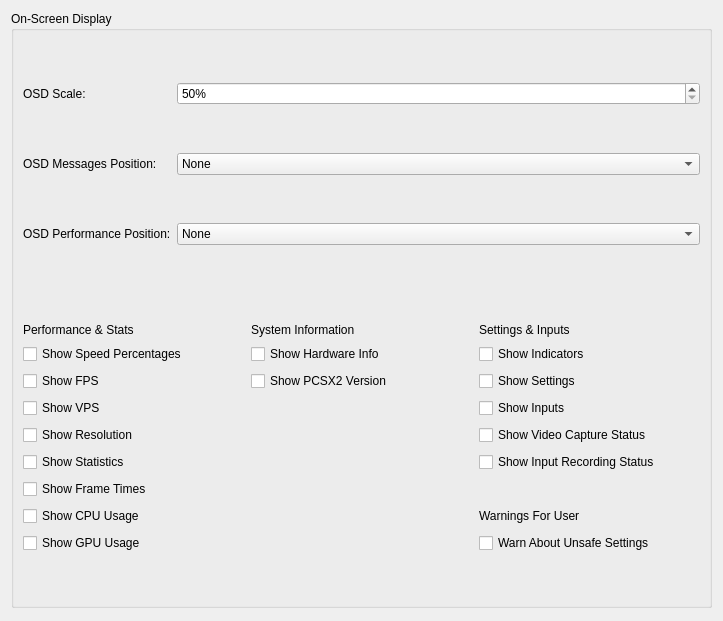
Qt form pcsx2-qt/Settings/GraphicsOnScreenDisplaySettingsTab.ui (PCSX2/pcsx2) before a commit.
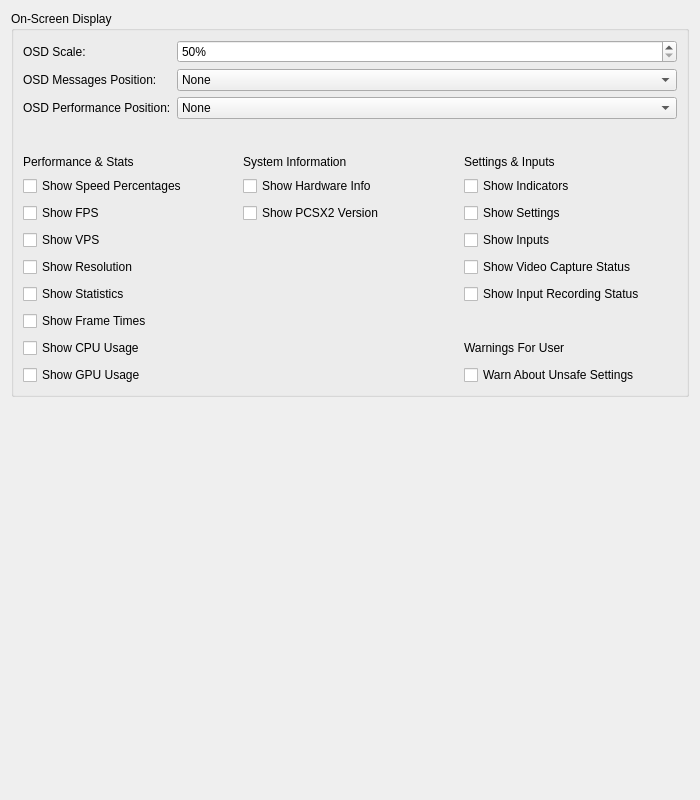
The same form after that commit.

Commit message: Qt: Fix various settings window layout issues

Diff of the .ui file:
```diff
--- a/pcsx2-qt/Settings/GraphicsOnScreenDisplaySettingsTab.ui
+++ b/pcsx2-qt/Settings/GraphicsOnScreenDisplaySettingsTab.ui
@@ -6,8 +6,8 @@
    <rect>
     <x>0</x>
     <y>0</y>
-    <width>722</width>
-    <height>621</height>
+    <width>700</width>
+    <height>800</height>
    </rect>
   </property>
   <property name="windowTitle">
@@ -155,12 +155,6 @@
         </item>
         <item row="0" column="1">
          <widget class="QLabel" name="Column1_SystemInformation">
-          <property name="sizePolicy">
-           <sizepolicy hsizetype="Preferred" vsizetype="Fixed">
-            <horstretch>0</horstretch>
-            <verstretch>0</verstretch>
-           </sizepolicy>
-          </property>
           <property name="text">
            <string>System Information</string>
           </property>
@@ -189,12 +183,6 @@
         </item>
         <item row="0" column="0">
          <widget class="QLabel" name="Column0_PerformanceAndStats">
-          <property name="sizePolicy">
-           <sizepolicy hsizetype="Preferred" vsizetype="Fixed">
-            <horstretch>0</horstretch>
-            <verstretch>0</verstretch>
-           </sizepolicy>
-          </property>
           <property name="text">
            <string>Performance &amp; Stats</string>
           </property>
@@ -258,12 +246,6 @@
         </item>
         <item row="0" column="2">
          <widget class="QLabel" name="Column2_SettingsAndInputs">
-          <property name="sizePolicy">
-           <sizepolicy hsizetype="Preferred" vsizetype="Fixed">
-            <horstretch>0</horstretch>
-            <verstretch>0</verstretch>
-           </sizepolicy>
-          </property>
           <property name="text">
            <string>Settings &amp; Inputs</string>
           </property>
@@ -363,13 +345,10 @@
      <property name="orientation">
       <enum>Qt::Vertical</enum>
      </property>
-     <property name="sizeType">
-      <enum>QSizePolicy::Maximum</enum>
-     </property>
      <property name="sizeHint" stdset="0">
       <size>
-       <width>701</width>
-       <height>2</height>
+       <width>20</width>
+       <height>0</height>
       </size>
      </property>
     </spacer>
```
Left out of the diff: 2 changed lines with no effect on the pictures. The commit also changes 31 other files.
